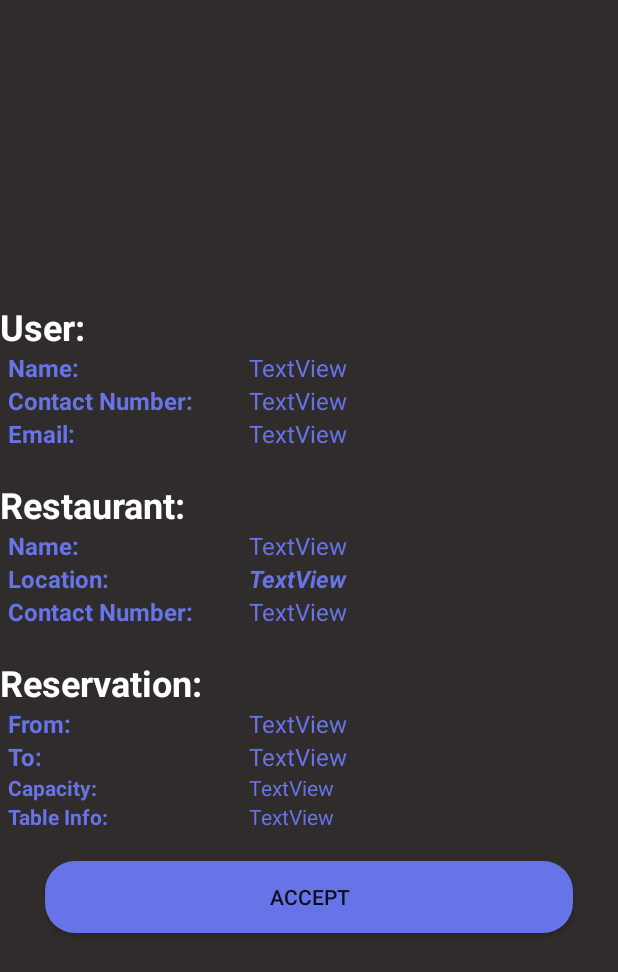
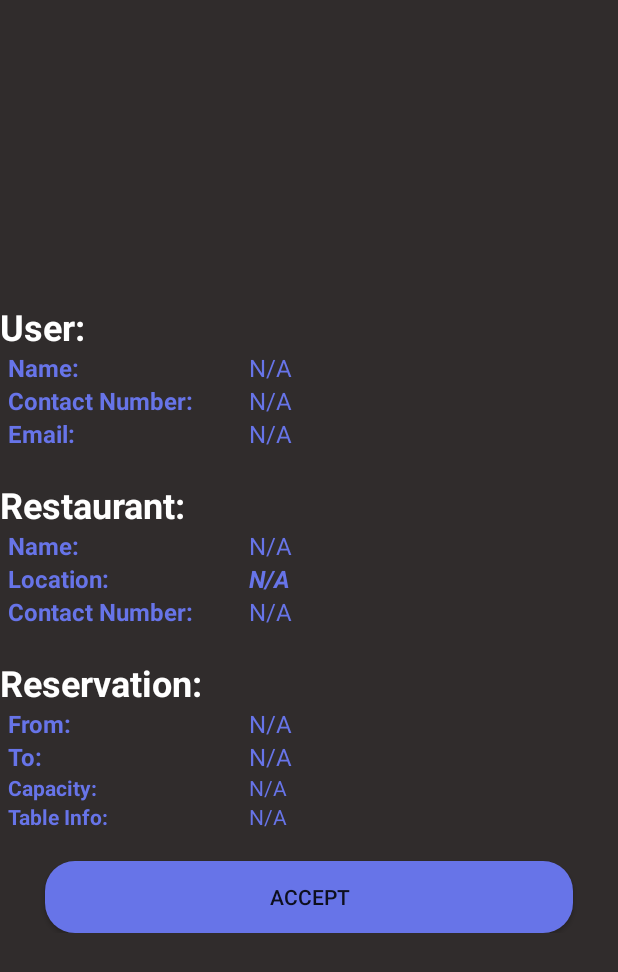
Before and after one commit to BackPhilip/TableFind, an Android app: the layout activity_reservation_receipt.xml on its own in the app's theme, with its tools: preview values and no code run, on a phone screen of 412 x 824 dp. Shown: the top 972 px of the screen. Run offline under Robolectric (Android 15) with nearby library versions, the phone set to English and light mode, and no system bars.

Commit message:
Minor Visual changes

```diff
--- a/app/src/main/java/com/example/tablefind/activities/ReservationReceipt.java
+++ b/app/src/main/java/com/example/tablefind/activities/ReservationReceipt.java
@@ -9,6 +9,7 @@ import android.animation.AnimatorListenerAdapter;
 import android.annotation.TargetApi;
 import android.content.DialogInterface;
 import android.content.Intent;
+import android.graphics.Color;
 import android.net.Uri;
 import android.os.Build;
 import android.os.Bundle;
@@ -96,8 +97,10 @@ public class ReservationReceipt extends AppCompatActivity {
                     if (response.size() == 0)
                     {
                         showProgress(false);
-                       mLoginFormView.setVisibility(View.GONE);
-                       receiptBtn.setText("You Have No Reservations(Return)");
+                        mLoginFormView.setVisibility(View.GONE);
+                        receiptBtn.setVisibility(View.VISIBLE);
+                        receiptBtn.setText("You Have No Reservations(Return)");
+                        receiptBtn.setTextColor(Color.RED);
                     }
                     else {
                         ApplicationClass.reservation = response.get(0);
@@ -188,7 +191,7 @@ public class ReservationReceipt extends AppCompatActivity {
     }
 
     protected void exitByBackKey() {
-        new AlertDialog.Builder(new ContextThemeWrapper(this, R.style.TimePickerTheme)).setTitle("Any Issues?").setMessage("If you wish to cancel the reservation or make any changes in general, please contact the restaurant.").setPositiveButton("Confirm", new DialogInterface.OnClickListener() {
+        new AlertDialog.Builder(new ContextThemeWrapper(this, R.style.TimePickerTheme)).setTitle("Any Issues?").setMessage("If you wish to cancel a reservation or make any changes in general, please contact the restaurant.").setPositiveButton("Confirm", new DialogInterface.OnClickListener() {
             @Override
             public void onClick(DialogInterface dialog, int which) {
                 Intent intent = new Intent(ReservationReceipt.this, MainActivity.class);
--- a/app/src/main/res/drawable/exit.xml
+++ b/app/src/main/res/drawable/exit.xml
@@ -3,7 +3,7 @@
     android:height="24dp"
     android:viewportWidth="24"
     android:viewportHeight="24"
-    android:tint="@color/colorPrimaryDark">
+    android:tint="@color/colorPrimary">
   <path
       android:fillColor="@android:color/white"
       android:pathData="M10.09,15.59L11.5,17l5,-5 -5,-5 -1.41,1.41L12.67,11H3v2h9.67l-2.58,2.59zM19,3H5c-1.11,0 -2,0.9 -2,2v4h2V5h14v14H5v-4H3v4c0,1.1 0.89,2 2,2h14c1.1,0 2,-0.9 2,-2V5c0,-1.1 -0.9,-2 -2,-2z"/>
--- a/app/src/main/res/layout/activity_reservation_receipt.xml
+++ b/app/src/main/res/layout/activity_reservation_receipt.xml
@@ -74,7 +74,7 @@
                 android:layout_height="wrap_content"
                 android:layout_weight="2"
                 android:scrollbarThumbHorizontal="@color/colorPrimary"
-                android:text="TextView"
+                android:text="N/A"
                 android:textColor="@color/colorPrimary"
                 android:textSize="16sp" />
         </LinearLayout>
@@ -105,7 +105,7 @@
                 android:layout_height="wrap_content"
                 android:layout_weight="2"
                 android:scrollbarThumbHorizontal="@color/colorPrimary"
-                android:text="TextView"
+                android:text="N/A"
                 android:textColor="@color/colorPrimary"
                 android:textSize="16sp" />
         </LinearLayout>
@@ -136,7 +136,7 @@
                 android:layout_height="wrap_content"
                 android:layout_weight="2"
                 android:scrollbarThumbHorizontal="@color/colorPrimary"
-                android:text="TextView"
+                android:text="N/A"
                 android:textColor="@color/colorPrimary"
                 android:textSize="16sp" />
         </LinearLayout>
@@ -175,7 +175,7 @@
                 android:layout_width="match_parent"
                 android:layout_height="wrap_content"
                 android:layout_weight="2"
-                android:text="TextView"
+                android:text="N/A"
                 android:textColor="@color/colorPrimary"
                 android:textSize="16sp" />
         </LinearLayout>
@@ -205,7 +205,7 @@
                 android:layout_height="match_parent"
                 android:layout_weight="2"
                 android:clickable="true"
-                android:text="TextView"
+                android:text="N/A"
                 android:textColor="@color/colorPrimary"
                 android:textSize="16sp"
                 android:textStyle="bold|italic" />
@@ -235,7 +235,7 @@
                 android:layout_width="match_parent"
                 android:layout_height="match_parent"
                 android:layout_weight="2"
-                android:text="TextView"
+                android:text="N/A"
                 android:textColor="@color/colorPrimary"
                 android:textSize="16sp" />
         </LinearLayout>
@@ -274,7 +274,7 @@
                 android:layout_width="match_parent"
                 android:layout_height="match_parent"
                 android:layout_weight="2"
-                android:text="TextView"
+                android:text="N/A"
                 android:textColor="@color/colorPrimary"
                 android:textSize="16sp" />
         </LinearLayout>
@@ -303,7 +303,7 @@
                 android:layout_width="match_parent"
                 android:layout_height="match_parent"
                 android:layout_weight="2"
-                android:text="TextView"
+                android:text="N/A"
                 android:textColor="@color/colorPrimary"
                 android:textSize="16sp" />
         </LinearLayout>
@@ -331,7 +331,7 @@
                 android:layout_width="match_parent"
                 android:layout_height="match_parent"
                 android:layout_weight="2"
-                android:text="TextView"
+                android:text="N/A"
                 android:textColor="@color/colorPrimary" />
         </LinearLayout>
 
@@ -358,10 +358,8 @@
                 android:layout_width="match_parent"
                 android:layout_height="match_parent"
                 android:layout_weight="2"
-                android:text="TextView"
+                android:text="N/A"
                 android:textColor="@color/colorPrimary" />
-        </LinearLayout>
-
         </LinearLayout>
 
         <Button
@@ -375,4 +373,7 @@
             android:layout_marginRight="30dp"
             android:background="@drawable/buttons"
             android:text="Accept" />
+
     </LinearLayout>
+
+</LinearLayout>
```
Also changed, not shown: 32 other files. Lines whose indentation alone changed are shown as unchanged.
